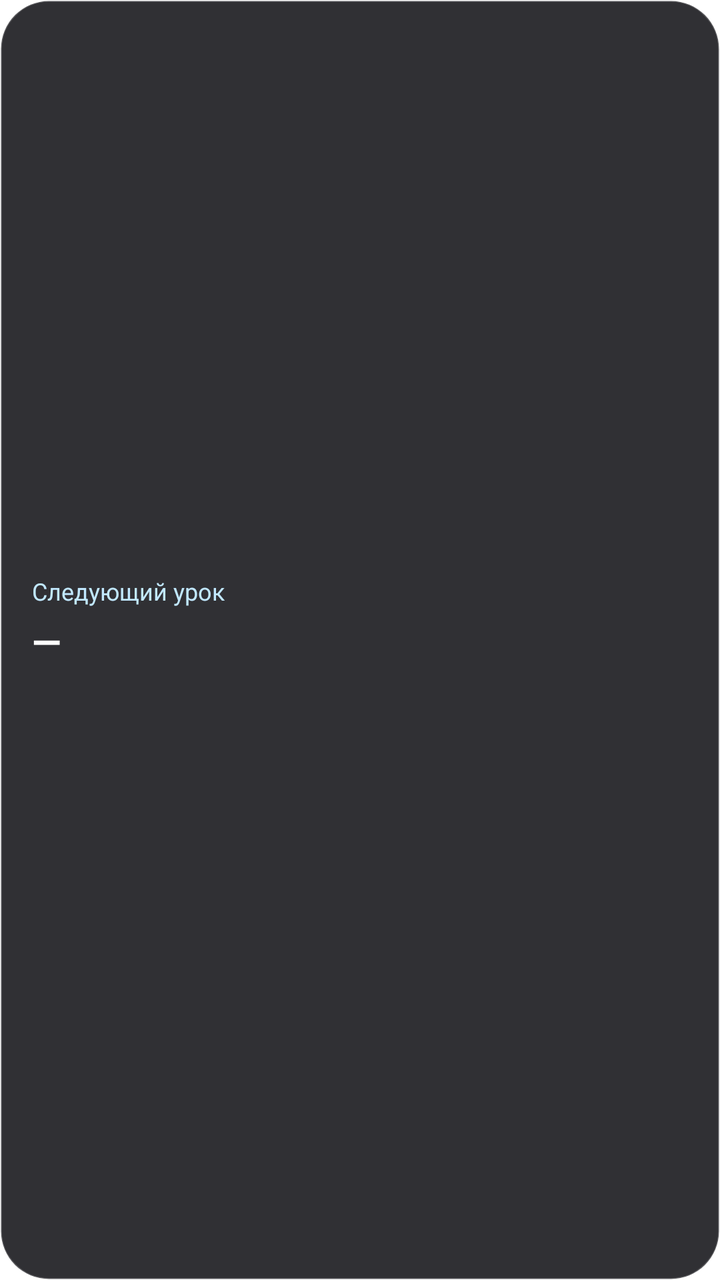
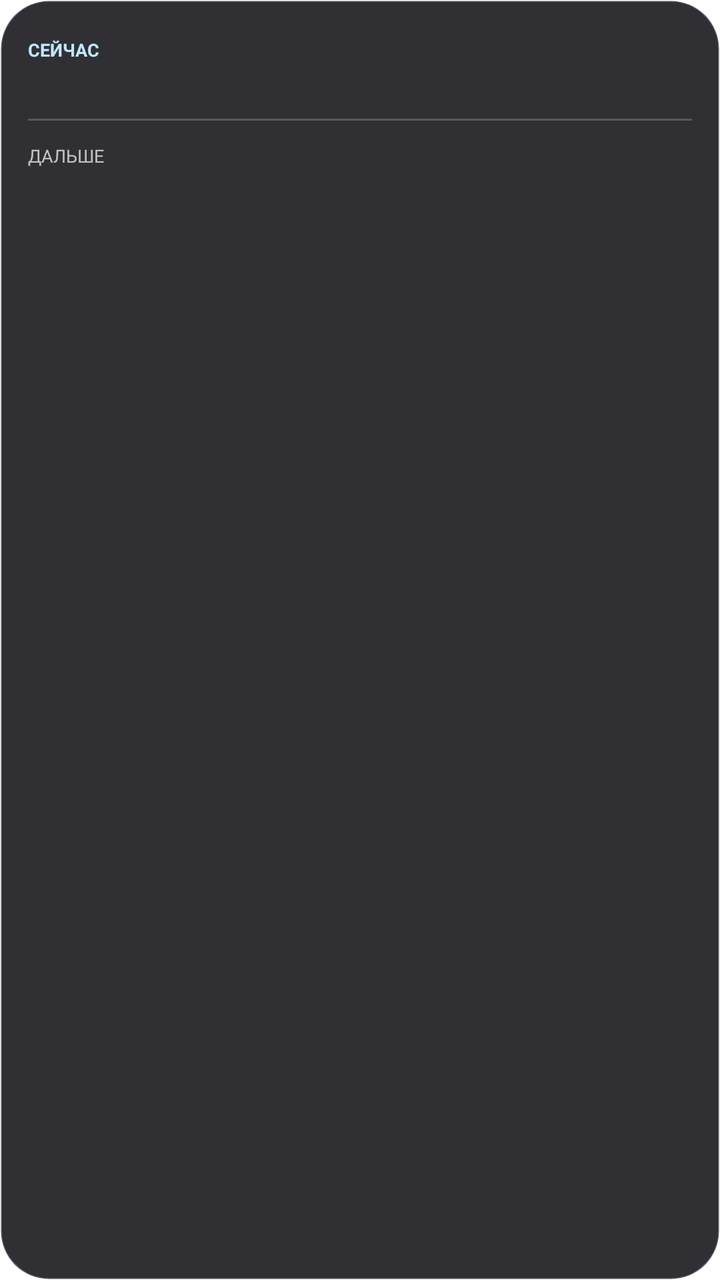

Compare the two renders of this Android layout. The source of the first and the diff that turns it into the second are given below.
<!-- AndroidManifest.xml: fallback theme Theme.MaterialComponents.DayNight.NoActionBar -->
<!-- res/layout/widget_next.xml -->
<?xml version="1.0" encoding="utf-8"?>
<LinearLayout xmlns:android="http://schemas.android.com/apk/res/android"
    android:layout_width="match_parent"
    android:layout_height="match_parent"
    android:background="@drawable/widget_bg"
    android:orientation="vertical"
    android:gravity="center_vertical"
    android:padding="16dp">

    <LinearLayout
        android:layout_width="match_parent"
        android:layout_height="wrap_content"
        android:orientation="horizontal"
        android:gravity="center_vertical">

        <TextView
            android:id="@+id/tv_label"
            android:layout_width="0dp"
            android:layout_height="wrap_content"
            android:layout_weight="1"
            android:text="@string/label_default"
            android:textColor="@color/accent"
            android:textSize="12sp"
            android:maxLines="1"
            android:ellipsize="end" />

        <TextView
            android:id="@+id/tv_hw"
            android:layout_width="wrap_content"
            android:layout_height="wrap_content"
            android:background="@drawable/badge_hw"
            android:paddingLeft="7dp"
            android:paddingRight="7dp"
            android:paddingTop="2dp"
            android:paddingBottom="2dp"
            android:text="@string/hw"
            android:textColor="@color/hw_text"
            android:textSize="10sp"
            android:textStyle="bold"
            android:visibility="gone" />

    </LinearLayout>

    <TextView
        android:id="@+id/tv_subject"
        android:layout_width="match_parent"
        android:layout_height="wrap_content"
        android:layout_marginTop="4dp"
        android:text="@string/subject_default"
        android:textColor="@color/on_surface"
        android:textSize="19sp"
        android:textStyle="bold"
        android:maxLines="2"
        android:ellipsize="end" />

    <TextView
        android:id="@+id/tv_time"
        android:layout_width="match_parent"
        android:layout_height="wrap_content"
        android:layout_marginTop="3dp"
        android:text=""
        android:textColor="@color/on_surface_variant"
        android:textSize="12sp"
        android:maxLines="1"
        android:ellipsize="end" />

    <ProgressBar
        android:id="@+id/progress"
        style="?android:attr/progressBarStyleHorizontal"
        android:layout_width="match_parent"
        android:layout_height="3dp"
        android:layout_marginTop="9dp"
        android:max="100"
        android:progress="0"
        android:progressDrawable="@drawable/progress_lesson"
        android:visibility="gone" />

</LinearLayout>
<!-- resources referenced by this layout -->
<resources>
  <color name="accent">#FF8AB4F8</color>
  <color name="hw_text">#FF0B1B33</color>
  <color name="on_surface">#FFFFFFFF</color>
  <color name="on_surface_variant">#B3FFFFFF</color>
  <!-- drawable badge_hw (drawable) -->
  <?xml version="1.0" encoding="utf-8"?>
  <shape xmlns:android="http://schemas.android.com/apk/res/android"
      android:shape="rectangle">
      <solid android:color="@color/hw_bg" />
      <corners android:radius="6dp" />
  </shape>
  <!-- drawable progress_lesson (drawable) -->
  <?xml version="1.0" encoding="utf-8"?>
  <layer-list xmlns:android="http://schemas.android.com/apk/res/android">
      <item android:id="@android:id/background">
          <shape android:shape="rectangle">
              <corners android:radius="2dp" />
              <solid android:color="@color/track" />
          </shape>
      </item>
      <item android:id="@android:id/progress">
          <clip>
              <shape android:shape="rectangle">
                  <corners android:radius="2dp" />
                  <solid android:color="@color/accent" />
              </shape>
          </clip>
      </item>
  </layer-list>
  <!-- drawable widget_bg (drawable) -->
  <?xml version="1.0" encoding="utf-8"?>
  <shape xmlns:android="http://schemas.android.com/apk/res/android"
      android:shape="rectangle">
      <solid android:color="@color/card" />
      <corners android:radius="24dp" />
      <stroke
          android:width="1dp"
          android:color="@color/stroke" />
  </shape>
  <string name="hw">ДЗ</string>
  <string name="label_default">Следующий урок</string>
  <string name="subject_default">—</string>
  <color name="hw_bg">#FF8AB4F8</color>
  <color name="track">#33FFFFFF</color>
  <color name="card">#E61A1A1E</color>
  <color name="stroke">#33FFFFFF</color>
</resources>

<!-- the commit's change to res/layout/widget_next.xml (unified diff, before → after) -->
@@ -4,9 +4,9 @@
     android:layout_height="match_parent"
     android:background="@drawable/widget_bg"
     android:orientation="vertical"
-    android:gravity="center_vertical"
-    android:padding="16dp">
+    android:padding="14dp">
 
+    
     <LinearLayout
         android:layout_width="match_parent"
         android:layout_height="wrap_content"
@@ -14,65 +14,131 @@
         android:gravity="center_vertical">
 
         <TextView
-            android:id="@+id/tv_label"
+            android:id="@+id/cur_caption"
+            android:layout_width="62dp"
+            android:layout_height="wrap_content"
+            android:text="@string/cap_now"
+            android:textColor="@color/accent"
+            android:textSize="9sp"
+            android:textStyle="bold"
+            android:maxLines="1" />
+
+        <TextView
+            android:id="@+id/cur_subject"
             android:layout_width="0dp"
             android:layout_height="wrap_content"
             android:layout_weight="1"
-            android:text="@string/label_default"
-            android:textColor="@color/accent"
-            android:textSize="12sp"
+            android:text=""
+            android:textColor="@color/on_surface"
+            android:textSize="16sp"
+            android:textStyle="bold"
             android:maxLines="1"
             android:ellipsize="end" />
 
         <TextView
-            android:id="@+id/tv_hw"
+            android:id="@+id/cur_hw"
             android:layout_width="wrap_content"
             android:layout_height="wrap_content"
+            android:layout_marginStart="6dp"
             android:background="@drawable/badge_hw"
-            android:paddingLeft="7dp"
-            android:paddingRight="7dp"
-            android:paddingTop="2dp"
-            android:paddingBottom="2dp"
+            android:paddingLeft="6dp"
+            android:paddingRight="6dp"
+            android:paddingTop="1dp"
+            android:paddingBottom="1dp"
             android:text="@string/hw"
             android:textColor="@color/hw_text"
-            android:textSize="10sp"
+            android:textSize="9sp"
             android:textStyle="bold"
             android:visibility="gone" />
 
     </LinearLayout>
 
     <TextView
-        android:id="@+id/tv_subject"
+        android:id="@+id/cur_time"
         android:layout_width="match_parent"
         android:layout_height="wrap_content"
-        android:layout_marginTop="4dp"
-        android:text="@string/subject_default"
-        android:textColor="@color/on_surface"
-        android:textSize="19sp"
-        android:textStyle="bold"
-        android:maxLines="2"
-        android:ellipsize="end" />
-
-    <TextView
-        android:id="@+id/tv_time"
-        android:layout_width="match_parent"
-        android:layout_height="wrap_content"
-        android:layout_marginTop="3dp"
+        android:layout_marginStart="62dp"
+        android:layout_marginTop="1dp"
         android:text=""
-        android:textColor="@color/on_surface_variant"
-        android:textSize="12sp"
+        android:textColor="@color/accent"
+        android:textSize="11sp"
         android:maxLines="1"
         android:ellipsize="end" />
 
     <ProgressBar
-        android:id="@+id/progress"
+        android:id="@+id/cur_progress"
         style="?android:attr/progressBarStyleHorizontal"
         android:layout_width="match_parent"
         android:layout_height="3dp"
-        android:layout_marginTop="9dp"
+        android:layout_marginTop="6dp"
         android:max="100"
         android:progress="0"
         android:progressDrawable="@drawable/progress_lesson"
         android:visibility="gone" />
 
+    
+    <View
+        android:layout_width="match_parent"
+        android:layout_height="1dp"
+        android:layout_marginTop="8dp"
+        android:layout_marginBottom="8dp"
+        android:background="@color/stroke" />
+
+    
+    <LinearLayout
+        android:layout_width="match_parent"
+        android:layout_height="wrap_content"
+        android:orientation="horizontal"
+        android:gravity="center_vertical">
+
+        <TextView
+            android:id="@+id/next_caption"
+            android:layout_width="62dp"
+            android:layout_height="wrap_content"
+            android:text="@string/cap_next"
+            android:textColor="@color/on_surface_variant"
+            android:textSize="9sp"
+            android:maxLines="1" />
+
+        <TextView
+            android:id="@+id/next_subject"
+            android:layout_width="0dp"
+            android:layout_height="wrap_content"
+            android:layout_weight="1"
+            android:text=""
+            android:textColor="@color/on_surface"
+            android:textSize="14sp"
+            android:maxLines="1"
+            android:ellipsize="end" />
+
+        <TextView
+            android:id="@+id/next_hw"
+            android:layout_width="wrap_content"
+            android:layout_height="wrap_content"
+            android:layout_marginStart="6dp"
+            android:background="@drawable/badge_hw"
+            android:paddingLeft="6dp"
+            android:paddingRight="6dp"
+            android:paddingTop="1dp"
+            android:paddingBottom="1dp"
+            android:text="@string/hw"
+            android:textColor="@color/hw_text"
+            android:textSize="9sp"
+            android:textStyle="bold"
+            android:visibility="gone" />
+
+    </LinearLayout>
+
+    <TextView
+        android:id="@+id/next_time"
+        android:layout_width="match_parent"
+        android:layout_height="wrap_content"
+        android:layout_marginStart="62dp"
+        android:layout_marginTop="1dp"
+        android:text=""
+        android:textColor="@color/on_surface_variant"
+        android:textSize="11sp"
+        android:maxLines="1"
+        android:ellipsize="end" />
+
 </LinearLayout>
<!-- resource entries referenced after the edit -->
@@ -39,9 +39,9 @@
           android:width="1dp"
           android:color="@color/stroke" />
   </shape>
+  <string name="cap_next">ДАЛЬШЕ</string>
+  <string name="cap_now">СЕЙЧАС</string>
   <string name="hw">ДЗ</string>
-  <string name="label_default">Следующий урок</string>
-  <string name="subject_default">—</string>
   <color name="hw_bg">#FF8AB4F8</color>
   <color name="track">#33FFFFFF</color>
   <color name="card">#E61A1A1E</color>
